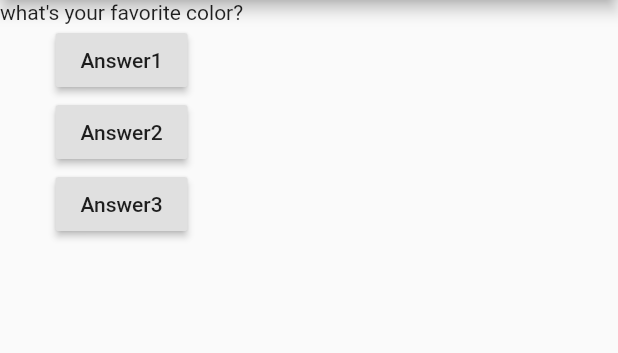
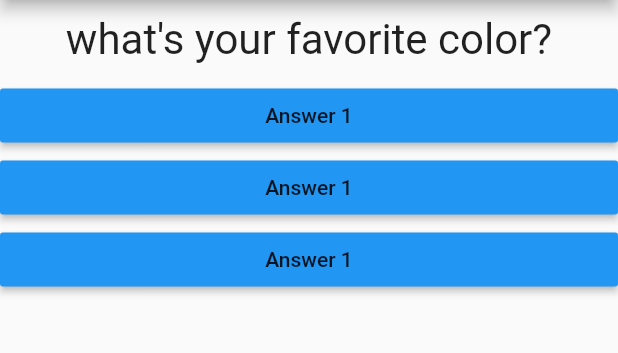
Before and after one commit to ashkam1201/first-flutter-app, a Flutter app: the screen it shows after launch, on a phone screen of 412 x 824 dp, the part 84-437 px from its top. Run offline on Flutter 3.47's test engine with Material 2 defaults, Android fonts, the phone set to English and light mode, and no system bars.

Commit message:
day 2 of coding the app

```diff
--- /dev/null
+++ b/lib/answer.dart
@@ -0,0 +1,18 @@
+import 'package:flutter/material.dart';
+
+class Answer extends StatelessWidget {
+  final VoidCallback selectHandler;
+  Answer(this.selectHandler);
+
+  @override
+  Widget build(BuildContext context) {
+    return Container(
+      width: double.infinity,
+      child: RaisedButton(
+        color: Colors.blue,
+        child: Text('Answer 1'),
+        onPressed: selectHandler,
+      ),
+    );
+  }
+}
--- a/lib/main.dart
+++ b/lib/main.dart
@@ -1,4 +1,7 @@
 import 'package:flutter/material.dart';
+
+import './question.dart';
+import './answer.dart';
 
 //void main() {
 //  runApp(MyApp());
@@ -6,12 +9,22 @@ import 'package:flutter/material.dart';
 
 void main() => runApp(MyApp());
 
-class MyApp extends StatelessWidget {
-  var questionIndex = 0;
+class MyApp extends StatefulWidget {
+  @override
+  State<StatefulWidget> createState() {
+    // TODO: implement createState
+    return _MyAppState();
+  }
+}
 
-  void answerQuestion() {
-    questionIndex = questionIndex + 1;
-    print(questionIndex);
+class _MyAppState extends State<MyApp> {
+  var _questionIndex = 0;
+
+  void _answerQuestion() {
+    setState(() {
+      _questionIndex = _questionIndex + 1;
+    });
+    print(_questionIndex);
   }
 
   @override
@@ -27,23 +40,12 @@ class MyApp extends StatelessWidget {
         ),
         body: Column(
           children: [
-            Text(
-              questions[questionIndex],
+            Question(
+              questions[_questionIndex],
             ),
-            RaisedButton(
-              child: Text('Answer1'),
-              onPressed: () => print('answer 1 chosen'),
-            ),
-            RaisedButton(
-              child: Text('Answer2'),
-              onPressed: () {
-                print('answer 2 chosen');
-              },
-            ),
-            RaisedButton(
-              child: Text('Answer3'),
-              onPressed: answerQuestion,
-            ),
+            Answer(_answerQuestion),
+            Answer(_answerQuestion),
+            Answer(_answerQuestion),
           ],
         ),
       ),
--- /dev/null
+++ b/lib/question.dart
@@ -0,0 +1,20 @@
+import 'package:flutter/material.dart';
+
+class Question extends StatelessWidget {
+  final String questionText;
+
+  Question(this.questionText);
+
+  @override
+  Widget build(BuildContext context) {
+    return Container(
+      width: double.infinity,
+      margin: EdgeInsets.all(10),
+      child: Text(
+        questionText,
+        style: TextStyle(fontSize: 28),
+        textAlign: TextAlign.center,
+      ),
+    );
+  }
+}
```
